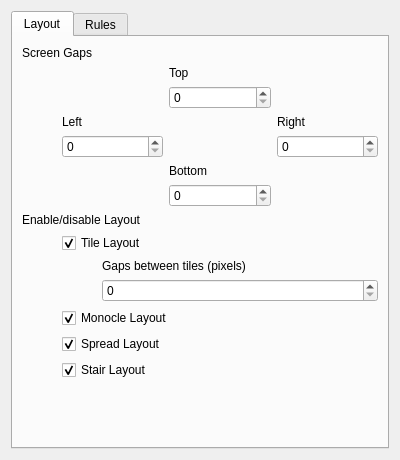
The window that res/config.ui (Bismuth-Forge/bismuth) describes before a commit, drawn with Qt 5.
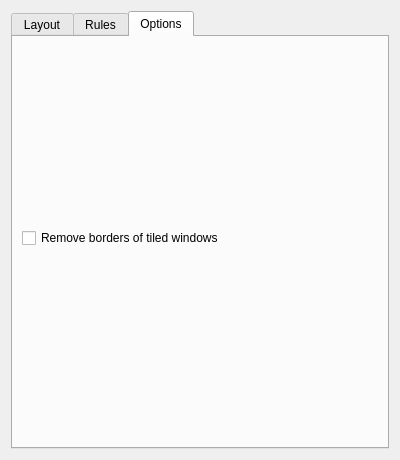
The same window after the commit. The open tabs and pages were chosen to show the change.

Commit message:
add option "Remove borders of tiled windows"
 - sets `noBorder` for tileables
 - adds user option `noTileBorder`
 - implements a feature suggested by user in #8

The edit to the form file:
```diff
--- a/res/config.ui
+++ b/res/config.ui
@@ -248,6 +248,27 @@
        </item>
       </layout>
      </widget>
+     <widget class="QWidget" name="optionsTab">
+      <attribute name="title">
+       <string>Options</string>
+      </attribute>
+      <layout class="QVBoxLayout" name="verticalLayout">
+       <item>
+        <widget class="QCheckBox" name="kcfg_noTileBorder">
+         <property name="text">
+          <string>Remove borders of tiled windows</string>
+         </property>
+        </widget>
+       </item>
+       <item>
+        <spacer name="optionsTabSpacer">
+         <property name="orientation">
+          <enum>Qt::Vertical</enum>
+         </property>
+        </spacer>
+       </item>
+      </layout>
+     </widget>
     </widget>
    </item>
   </layout>
```
The commit also changes 4 other files.
